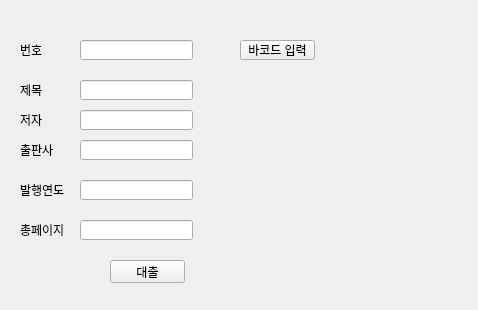
Above: ui_set/book_rental.ui from Han961004/Personal_BookStore before the change. Below: the same form after it.
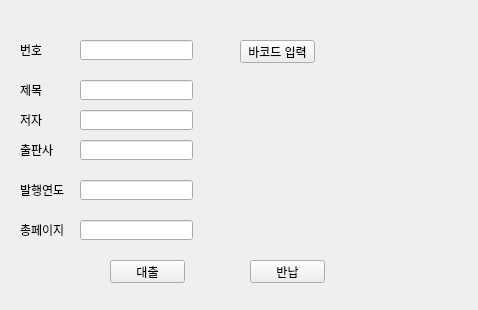
That is the form after the change.

What changed in the file:
```diff
--- a/ui_set/book_rental.ui
+++ b/ui_set/book_rental.ui
@@ -29,7 +29,7 @@
      <x>240</x>
      <y>40</y>
      <width>75</width>
-     <height>20</height>
+     <height>23</height>
     </rect>
    </property>
    <property name="text">
@@ -177,6 +177,19 @@
     <string>대출</string>
    </property>
   </widget>
+  <widget class="QPushButton" name="return_btn">
+   <property name="geometry">
+    <rect>
+     <x>250</x>
+     <y>260</y>
+     <width>75</width>
+     <height>23</height>
+    </rect>
+   </property>
+   <property name="text">
+    <string>반납</string>
+   </property>
+  </widget>
  </widget>
  <resources/>
  <connections>
```
Left out of the diff: 21 changed lines with no effect on the pictures.
